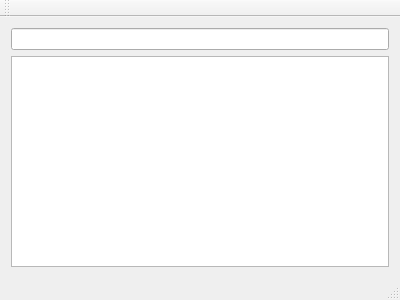
Old version of the form mainwindow.ui in the repository linkoln/Translate007.
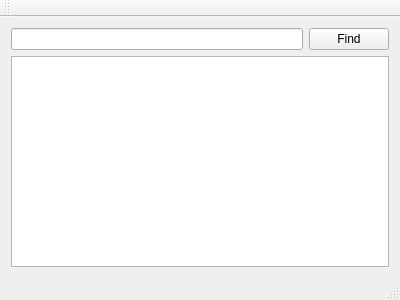
New version of the form.

Diff of the .ui file:
```diff
--- a/mainwindow.ui
+++ b/mainwindow.ui
@@ -14,11 +14,18 @@
    <string>MainWindow</string>
   </property>
   <widget class="QWidget" name="centralWidget">
-   <layout class="QVBoxLayout" name="verticalLayout">
-    <item>
+   <layout class="QGridLayout" name="gridLayout">
+    <item row="0" column="0">
      <widget class="QLineEdit" name="lineEdit"/>
     </item>
-    <item>
+    <item row="0" column="1">
+     <widget class="QPushButton" name="pushButton">
+      <property name="text">
+       <string>Find</string>
+      </property>
+     </widget>
+    </item>
+    <item row="1" column="0" colspan="2">
      <widget class="QTextEdit" name="textEdit"/>
     </item>
    </layout>
```
